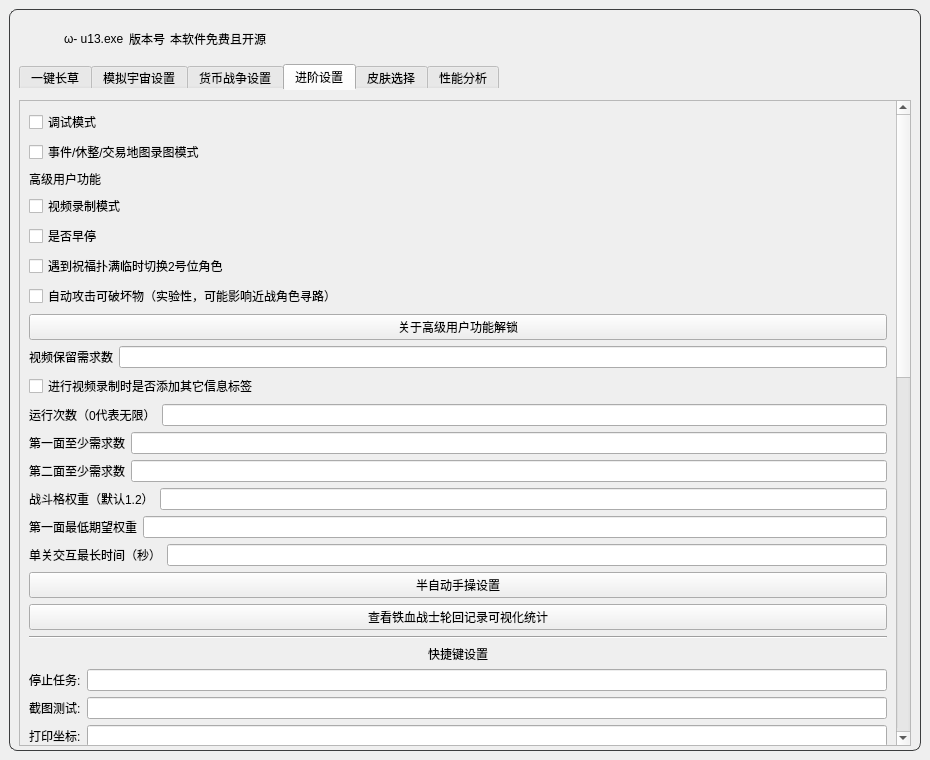
This is resource/ui/UI.ui in qlx3264/Simulated_Scepter as Qt 5 draws it before an edit. The edited form follows.
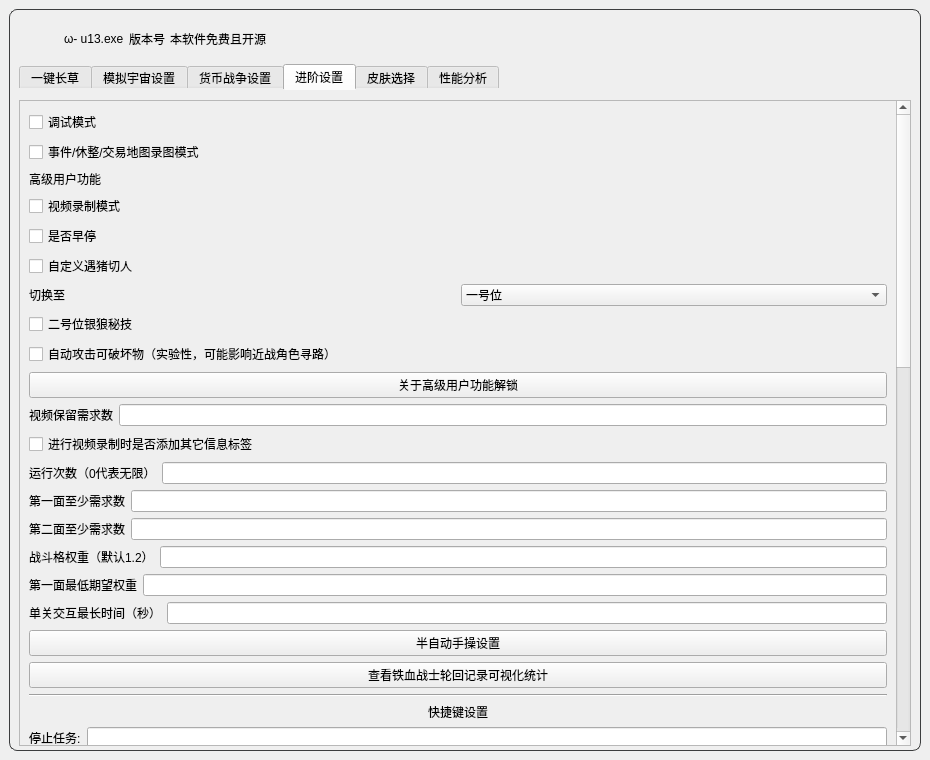
This is the edited form. The open tabs and pages were chosen to show the change. Icons and pictures are not drawn.

The edit to the form file:
```diff
--- a/resource/ui/UI.ui
+++ b/resource/ui/UI.ui
@@ -1293,7 +1293,37 @@
                      <item>
                       <widget class="QCheckBox" name="pig_switch_2_role">
                        <property name="text">
-                        <string>遇到祝福扑满临时切换2号位角色</string>
+                        <string>自定义遇猪切人</string>
+                       </property>
+                      </widget>
+                     </item>
+                     <item>
+                      <layout class="QHBoxLayout" name="horizontalLayout_silver_wolf_switch">
+                       <item>
+                        <widget class="QLabel" name="label_silver_wolf_switch">
+                         <property name="text">
+                          <string>切换至</string>
+                         </property>
+                        </widget>
+                       </item>
+                       <item>
+                        <widget class="QComboBox" name="silver_wolf_switch_combo">
+                         <property name="toolTip">
+                          <string>若开启二号位银狼，战斗扑满信标区域无秘技点时也会切换至所选位置抓扑满</string>
+                         </property>
+                         <item><property name="text"><string>一号位</string></property></item>
+                         <item><property name="text"><string>二号位</string></property></item>
+                        </widget>
+                       </item>
+                      </layout>
+                     </item>
+                     <item>
+                      <widget class="QCheckBox" name="silver_wolf_enable">
+                       <property name="text">
+                        <string>二号位银狼秘技</string>
+                       </property>
+                       <property name="toolTip">
+                        <string>位于首领、精英、事件、奖励、事件虫群与携带祝福扑满的战斗区域时，切换至二号位并启用秘技</string>
                        </property>
                       </widget>
                      </item>
```
